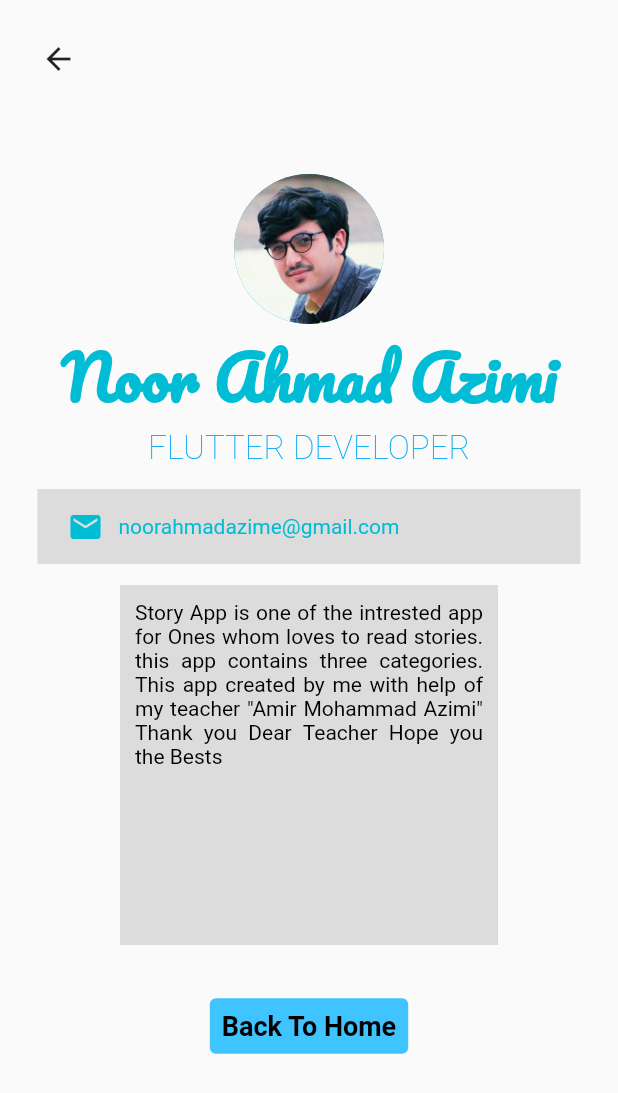
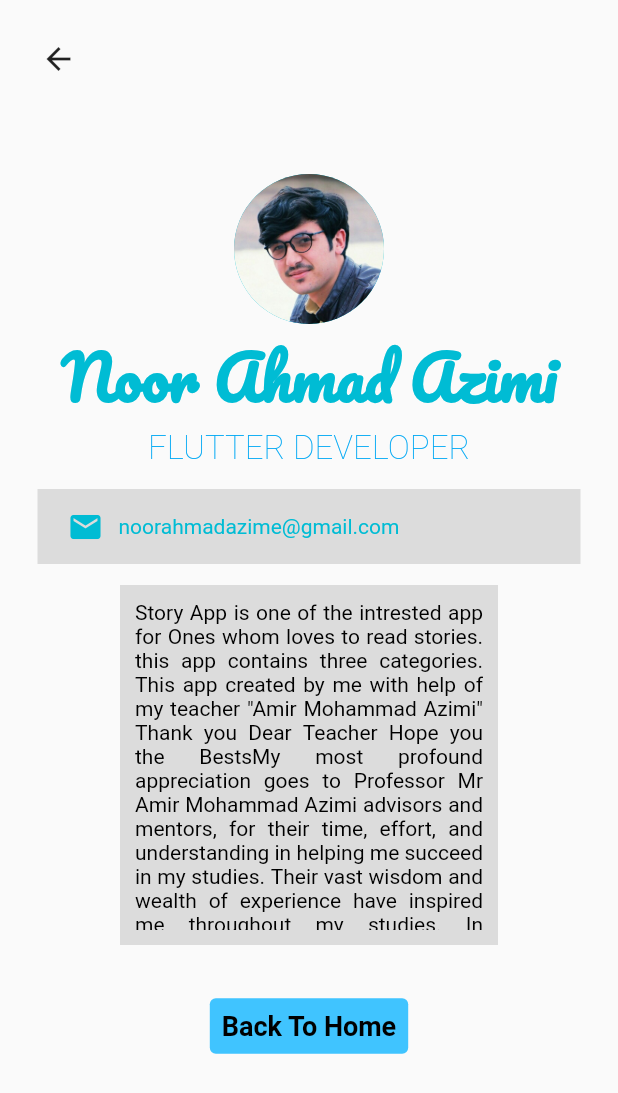
Before and after one commit to noorahmadazimi/StoryAppProjectSem8, a Flutter app: the screen it shows after launch, scrolled down 190 dp, after a tap on "NoorAhmad Azimi", on a phone screen of 412 x 824 dp. Shown: the top 1093 px of the screen. Run offline on Flutter 3.47's test engine with Material 2 defaults, Android fonts, the phone set to English and light mode, and no system bars; our stand-ins replace curved_navigation_bar.

Commit message:
final step Project finished successfullygit add .!

```diff
--- a/lib/HomePageCategories.dart
+++ b/lib/HomePageCategories.dart
@@ -12,7 +12,7 @@ class HomePageCategories extends StatelessWidget {
     categoryStyle catStycle = catStyle[index];
 
     return Padding(
-      padding: const EdgeInsets.symmetric(horizontal: 20.0, vertical: 10.0),
+      padding:  EdgeInsets.symmetric(horizontal: 20.0, vertical: 10.0),
       child: Container(
         height: size.height * 0.2,
         decoration: BoxDecoration(
@@ -22,11 +22,11 @@ class HomePageCategories extends StatelessWidget {
               BoxShadow(
                 color: Colors.black.withOpacity(0.3),
                 blurRadius: 30.0,
-                offset: const Offset(10, 15),
+                offset:  Offset(10, 15),
               ),
             ]),
         child: Padding(
-          padding: const EdgeInsets.all(20),
+          padding:  EdgeInsets.all(20),
           child: Row(
             children: [
               SizedBox(
@@ -43,13 +43,13 @@ class HomePageCategories extends StatelessWidget {
               SizedBox(
                 width: size.width * 0.4,
                 child: Padding(
-                  padding: const EdgeInsets.only(left: 10, top: 20 / 1.5),
+                  padding:  EdgeInsets.only(left: 10, top: 20 / 1.5),
                   child: Column(
                     crossAxisAlignment: CrossAxisAlignment.start,
                     children: [
                       Text(
                         catStycle.name,
-                        style: const TextStyle(
+                        style:  TextStyle(
                             fontWeight: FontWeight.bold, fontSize: 16),
                         maxLines: 2,
                       ),
@@ -84,10 +84,10 @@ class HomePageCategories extends StatelessWidget {
       crossAxisAlignment: CrossAxisAlignment.start,
       children: [
         Padding(
-          padding: const EdgeInsets.fromLTRB(20, 10, 20, 20),
+          padding:  EdgeInsets.fromLTRB(20, 10, 20, 20),
           child: Row(
             mainAxisAlignment: MainAxisAlignment.spaceBetween,
-            children: const [
+            children:  [
               Text(
                 'Stories',
                 style: TextStyle(
@@ -107,7 +107,7 @@ class HomePageCategories extends StatelessWidget {
         ),
         Expanded(
           child: ListView.builder(
-              physics: const BouncingScrollPhysics(),
+              physics: BouncingScrollPhysics(),
               itemCount: catStyle.length,
               itemBuilder: (context, int index) {
                 return GestureDetector(
--- a/lib/aboutPage.dart
+++ b/lib/aboutPage.dart
@@ -89,7 +89,19 @@ class AboutPage extends StatelessWidget {
                     'Story App is one of the intrested app for '
                     'Ones whom loves to read stories. this app contains three categories. '
                     'This app created by me with help of my teacher "Amir Mohammad Azimi" '
-                    'Thank you Dear Teacher Hope you the Bests',
+                    'Thank you Dear Teacher Hope you the Bests'
+                        'My most profound appreciation goes to Professor'
+                        ' Mr Amir Mohammad Azimi advisors and mentors,'
+                        ' for their time, effort, and understanding in helping'
+                        ' me succeed in my studies. Their vast wisdom and wealth'
+                        ' of experience have inspired me throughout my studies.'
+                        ' In addition,I’d like'
+                        ' to express my gratitude to everyone who helps me for Completing This App. Thanks to'
+                        ' their generosity and encouragement, my time spent studying'
+                        '  has been truly rewarding. To conclude,'
+                        ' I’d like to thank God'
+                        ' It would have been impossible to finish my studies without '
+                        'their unwavering support.',
                     textAlign: TextAlign.justify,
                     style: TextStyle(fontSize: 14, color: Colors.black),
                   ),
```
